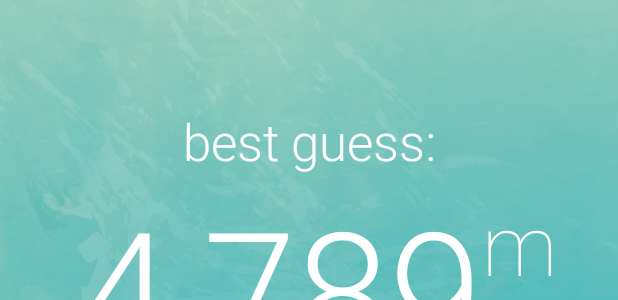
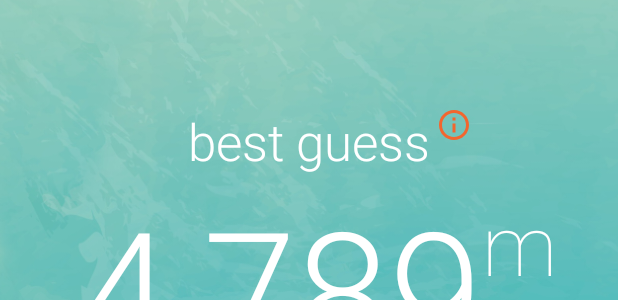
Before and after one commit to ktchernov/apex-elevation, an Android app: the layout activity_elevation.xml on its own in the app's theme, with its tools: preview values and no code run, on a phone screen of 412 x 824 dp. Shown: the part 331-631 px from the top of the screen. Run offline under Robolectric (Android 15) with nearby library versions, the phone set to English and light mode, and no system bars.

```diff
--- a/app/build.gradle
+++ b/app/build.gradle
@@ -21,6 +21,8 @@ android {
 		versionCode 1
 		versionName "1.0"
 		testInstrumentationRunner "android.support.test.runner.AndroidJUnitRunner"
+
+		vectorDrawables.useSupportLibrary = true
 
 		resValue "string", "googleElevationApiKey", properties.getProperty("googleElevationApiKey")
 	}
--- /dev/null
+++ b/app/src/main/res/drawable/ic_info.xml
@@ -0,0 +1,9 @@
+<vector xmlns:android="http://schemas.android.com/apk/res/android"
+	android:width="24dp"
+	android:height="24dp"
+	android:viewportWidth="24.0"
+	android:viewportHeight="24.0">
+	<path
+		android:fillColor="#f2662f"
+		android:pathData="M11,17h2v-6h-2v6zM12,2C6.48,2 2,6.48 2,12s4.48,10 10,10 10,-4.48 10,-10S17.52,2 12,2zM12,20c-4.41,0 -8,-3.59 -8,-8s3.59,-8 8,-8 8,3.59 8,8 -3.59,8 -8,8zM11,9h2L13,7h-2v2z"/>
+</vector>
--- a/app/src/main/res/layout/activity_elevation.xml
+++ b/app/src/main/res/layout/activity_elevation.xml
@@ -18,7 +18,21 @@
 			android:layout_height="match_parent"
 			android:src="@drawable/watercolour_cropped"
 			android:scaleType="centerCrop"
-			android:contentDescription="@null"/>
+			android:contentDescription="@null"
+			app:layout_editor_absoluteY="0dp"
+			app:layout_editor_absoluteX="0dp"/>
+
+		<ImageView
+			android:id="@+id/approximate_info"
+			android:layout_width="wrap_content"
+			android:layout_height="wrap_content"
+			android:layout_marginStart="4dp"
+			app:srcCompat="@drawable/ic_info"
+			android:contentDescription="@string/more_info"
+			android:visibility="gone"
+			tools:visibility="visible"
+			app:layout_constraintLeft_toRightOf="@+id/approximate_warning"
+			app:layout_constraintTop_toTopOf="@+id/approximate_warning"/>
 
 		<TextView
 			android:id="@+id/approximate_warning"
@@ -44,7 +58,7 @@
 			app:layout_constraintLeft_toLeftOf="parent"
 			app:layout_constraintRight_toRightOf="parent"
 			app:layout_constraintTop_toTopOf="parent"
-			android:layout_marginEnd="56sp"
+			android:layout_marginEnd="56dp"
 			app:layout_constraintHorizontal_bias="0.6"/>
 
 		<TextView
--- a/app/src/main/res/values/colors.xml
+++ b/app/src/main/res/values/colors.xml
@@ -2,6 +2,6 @@
 <resources>
 	<color name="colorPrimary">#bed5b9</color>
 	<color name="colorPrimaryDark">#bed5b9</color>
-	<color name="colorAccent">#ba4e24</color>
+	<color name="colorAccent">#f2662f</color>
 	<color name="colorNavigationBar">#24a5ba</color>
 </resources>
--- a/app/src/main/res/values/strings.xml
+++ b/app/src/main/res/values/strings.xml
@@ -14,6 +14,10 @@
 	<string name="no_signal_elevation_placeholder">—</string>
 	<string name="unit_metres">m</string>
 	<string name="unit_feet">ft</string>
-	<string name="approximately">best guess:</string>
-	<string name="no_internet">No network connection, results will be less accurate</string>
+	<string name="approximately">best guess</string>
+	<string name="more_info">more info</string>
+	<string name="no_internet_title">No network connection</string>
+	<string name="no_internet_message">The Internet connection is used to give you a more accurate
+		elevation.
+	</string>
 </resources>
```
Also changed, not shown: app/src/main/java/io/github/ktchernov/simpleelevation/ElevationActivity.java (+28 -17 lines).
